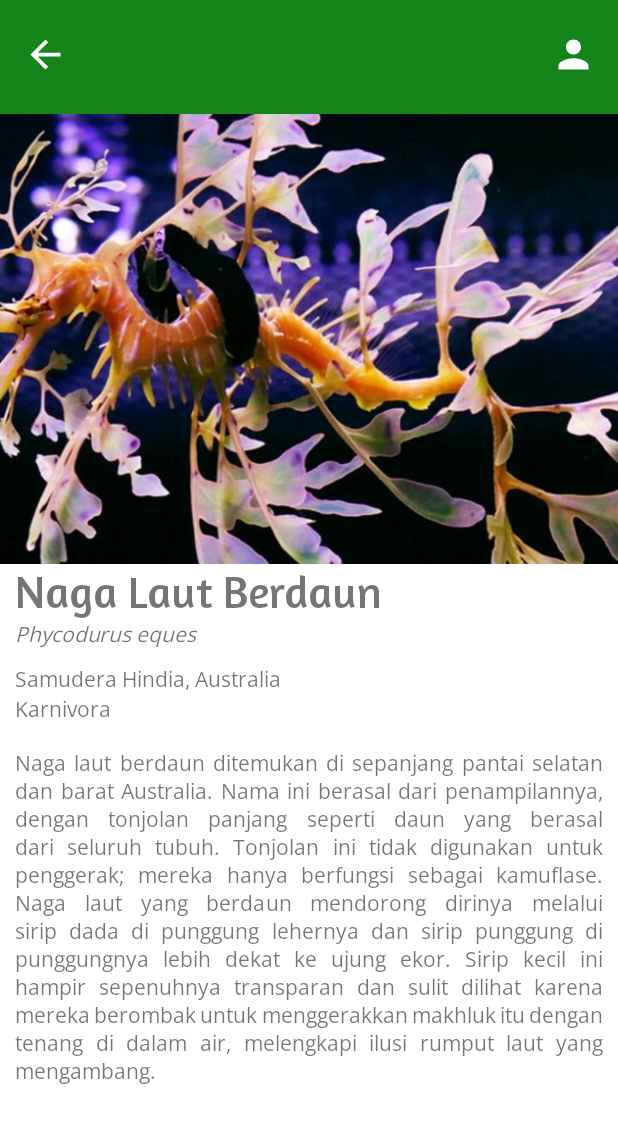
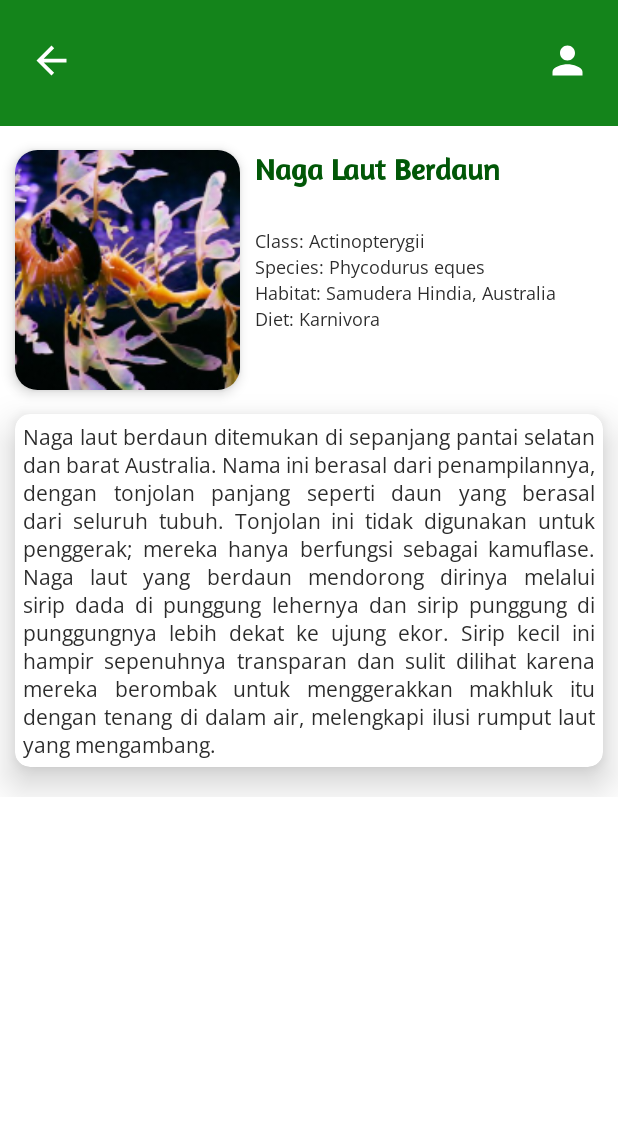
Before and after one commit to bayun2445/Exonimals, an Android app: the screen it shows after launch (DetailActivity), after a tap on "Naga Laut Berdaun", on a phone screen of 412 x 824 dp. Shown: the top 1123 px of the screen. Run offline under Robolectric (Android 15) with nearby library versions, the phone set to English and light mode, and no system bars.

Commit message:
updated component in activity_detail.xml added 'class' in animal data

```diff
--- a/app/build.gradle
+++ b/app/build.gradle
@@ -41,7 +41,6 @@ dependencies {
     implementation 'androidx.recyclerview:recyclerview:1.2.1'
     implementation 'de.hdodenhof:circleimageview:3.1.0'
     implementation 'com.github.bumptech.glide:glide:4.13.2'
-    implementation 'com.squareup.picasso:picasso:2.8'
     testImplementation 'junit:junit:4.13.2'
     androidTestImplementation 'androidx.test.ext:junit:1.1.3'
     androidTestImplementation 'androidx.test.espresso:espresso-core:3.4.0'
--- a/app/src/main/java/com/example/exonimals/Animal.kt
+++ b/app/src/main/java/com/example/exonimals/Animal.kt
@@ -2,6 +2,7 @@ package com.example.exonimals
 
 data class Animal(
     var name: String = "",
+    var classification: String = "",
     var latinName: String = "",
     var habitat: String = "",
     var diet: String = "",
--- a/app/src/main/java/com/example/exonimals/AnimalData.kt
+++ b/app/src/main/java/com/example/exonimals/AnimalData.kt
@@ -12,6 +12,19 @@ object AnimalData {
         "Katak Atelopus",
         "Trenggiling",
         "Rubah Fennec"
+    )
+
+    private val classifications = arrayOf(
+        "Mammalia",
+        "Aves",
+        "Mammalia",
+        "Actinopterygii",
+        "Actinopterygii",
+        "Mammalia",
+        "Mammalia",
+        "Reptilia",
+        "Mammalia",
+        "Mammalia"
     )
 
     private val latinNames = arrayOf(
@@ -66,7 +79,7 @@ object AnimalData {
         "Rubah Fennec ditemukan di seluruh Sahara, dari Maroko dan Mauritania ke Sudan utara, melalui Mesir, Semenanjung Sinai, dan gurun Arava dan Negev di Israel selatan. Ini mendiami bukit pasir kecil dan daerah pasir luas tanpa pohon dekat biaya dengan vegetasi jarang seperti rumput, sedges, dan semak-semak kecil."
     )
 
-    val photos = arrayOf(
+    private val photos = arrayOf(
         R.drawable.kukang,
         R.drawable.bebek_mandarin,
         R.drawable.tapir,
@@ -85,6 +98,7 @@ object AnimalData {
             for (pos in names.indices){
                 val animal = Animal()
                 animal.name = names[pos]
+                animal.classification = classifications[pos]
                 animal.latinName = latinNames[pos]
                 animal.habitat = habitats[pos]
                 animal.diet = diets[pos]
--- a/app/src/main/java/com/example/exonimals/DetailActivity.kt
+++ b/app/src/main/java/com/example/exonimals/DetailActivity.kt
@@ -2,16 +2,13 @@ package com.example.exonimals
 
 import android.content.Intent
 import android.graphics.text.LineBreaker
-import android.os.Build
 import android.os.Bundle
-import androidx.annotation.RequiresApi
 import androidx.appcompat.app.AppCompatActivity
-import com.squareup.picasso.Picasso
+import com.bumptech.glide.Glide
 import kotlinx.android.synthetic.main.activity_detail.*
 
 @Suppress("DEPRECATION")
 class DetailActivity: AppCompatActivity() {
-    @RequiresApi(Build.VERSION_CODES.Q)
     override fun onCreate(savedInstanceState: Bundle?) {
         super.onCreate(savedInstanceState)
         setContentView(R.layout.activity_detail)
@@ -26,17 +23,18 @@ class DetailActivity: AppCompatActivity() {
         val list = AnimalData.listAnimals
         val animal = list[pos]
 
-        Picasso.get()
+        Glide.with(this)
             .load(animal.photo)
-            .fit()
-            .centerCrop()
-            .into(img_detail_animal)
+            .fitCenter()
+            .into(img_detail_photo)
 
         tv_detail_name.text = animal.name
-        tv_detail_latin.text = animal.latinName
-        tv_detail_habitat.text = animal.habitat
-        tv_detail_diet.text = animal.diet
         tv_detail_description.text = animal.description
+        tv_detail_class.text = getString(R.string.class_text, animal.classification)
+        tv_detail_latin.text = getString(R.string.latin_name, animal.latinName)
+        tv_detail_habitat.text = getString(R.string.habitat, animal.habitat)
+        tv_detail_diet.text = getString(R.string.diet, animal.diet)
+
     }
 
     private fun setActionBarButtonsClickListener() {
--- a/app/src/main/java/com/example/exonimals/ListAnimalAdapter.kt
+++ b/app/src/main/java/com/example/exonimals/ListAnimalAdapter.kt
@@ -7,9 +7,6 @@ import android.widget.ImageView
 import android.widget.TextView
 import androidx.recyclerview.widget.RecyclerView
 import com.bumptech.glide.Glide
-import com.bumptech.glide.request.RequestOptions
-import com.bumptech.glide.request.target.Target.SIZE_ORIGINAL
-import com.squareup.picasso.Picasso
 
 class ListAnimalAdapter(private val listAnimal: ArrayList<Animal>): RecyclerView.Adapter<ListAnimalAdapter.ListViewHolder>() {
     private lateinit var clicked: ItemClicked
--- a/app/src/main/res/layout/activity_detail.xml
+++ b/app/src/main/res/layout/activity_detail.xml
@@ -1,10 +1,10 @@
 <?xml version="1.0" encoding="utf-8"?>
 <RelativeLayout xmlns:android="http://schemas.android.com/apk/res/android"
+    xmlns:app="http://schemas.android.com/apk/res-auto"
     xmlns:tools="http://schemas.android.com/tools"
     android:layout_width="match_parent"
     android:layout_height="match_parent"
-    xmlns:app="http://schemas.android.com/apk/res-auto"
-    tools:context=".MainActivity">
+    tools:context=".DetailActivity">
 
     <androidx.constraintlayout.widget.ConstraintLayout
         android:id="@+id/action_top"
@@ -15,87 +15,138 @@
         <ImageButton
             android:id="@+id/btn_back"
             style="@style/Base.Widget.AppCompat.ImageButton.CustomImageButton"
+            android:layout_width="48dp"
+            android:layout_height="48dp"
             android:src="@drawable/ic_baseline_arrow_back_30"
             app:layout_constraintStart_toStartOf="parent"
             app:layout_constraintTop_toTopOf="parent"
-            tools:ignore="ContentDescription" />
+            tools:ignore="ContentDescription,SpeakableTextPresentCheck,SpeakableTextPresentCheck,SpeakableTextPresentCheck" />
 
         <ImageButton
             android:id="@+id/btn_about"
             style="@style/Base.Widget.AppCompat.ImageButton.CustomImageButton"
+            android:layout_width="48dp"
+            android:layout_height="48dp"
             android:src="@drawable/ic_baseline_person_30"
             app:layout_constraintEnd_toEndOf="parent"
             app:layout_constraintTop_toTopOf="parent"
-            tools:ignore="ContentDescription" />
+            tools:ignore="ContentDescription,SpeakableTextPresentCheck,SpeakableTextPresentCheck,SpeakableTextPresentCheck" />
     </androidx.constraintlayout.widget.ConstraintLayout>
 
     <ScrollView
         android:layout_width="match_parent"
         android:layout_height="wrap_content"
-        android:layout_below="@id/action_top">
+        android:layout_below="@id/action_top"
+        android:layout_marginTop="6dp">
 
-        <LinearLayout
+        <androidx.constraintlayout.widget.ConstraintLayout
             android:layout_width="match_parent"
             android:layout_height="wrap_content"
-            android:orientation="vertical"
+            android:clipToPadding="false"
+            android:paddingHorizontal="10dp"
+            android:paddingTop="10dp"
             android:paddingBottom="20dp">
 
-            <ImageView
-                android:id="@+id/img_detail_animal"
-                android:layout_width="match_parent"
-                android:layout_height="300dp"
-                android:src="@drawable/kukang"
-                tools:ignore="ContentDescription"
-                android:scaleType="fitXY"/>
+            <androidx.cardview.widget.CardView
+                android:id="@+id/cv_photo_container"
+                android:layout_width="wrap_content"
+                android:layout_height="wrap_content"
+                app:cardCornerRadius="15dp"
+                app:cardElevation="5dp"
+                app:layout_constraintStart_toStartOf="parent"
+                app:layout_constraintTop_toTopOf="parent">
+
+                <ImageView
+                    android:id="@+id/img_detail_photo"
+                    android:layout_width="150dp"
+                    android:layout_height="160dp"
+                    android:scaleType="centerCrop"
+                    android:src="@drawable/kukang"
+                    tools:ignore="ContentDescription" />
+            </androidx.cardview.widget.CardView>
 
             <LinearLayout
-                android:layout_width="match_parent"
+                android:layout_width="wrap_content"
                 android:layout_height="wrap_content"
+                android:layout_marginStart="10dp"
+                android:maxWidth="135dp"
                 android:orientation="vertical"
-                android:paddingHorizontal="10dp">
+                app:layout_constraintStart_toEndOf="@+id/cv_photo_container"
+                app:layout_constraintTop_toTopOf="parent">
 
                 <TextView
                     android:id="@+id/tv_detail_name"
                     android:layout_width="match_parent"
                     android:layout_height="wrap_content"
+                    android:fontFamily="@font/amaranth"
+                    android:maxWidth="135dp"
                     android:text="@string/animal_name"
-                    android:fontFamily="@font/amaranth"
-                    android:textSize="30sp" />
+                    android:textColor="@color/green_highlight_font"
+                    android:textSize="20sp"
+                    android:textStyle="bold" />
+
+                <TextView
+                    android:id="@+id/tv_detail_class"
+                    android:layout_width="match_parent"
+                    android:layout_height="wrap_content"
+                    android:layout_marginTop="4dp"
+                    android:fontFamily="@font/open_sans_light"
+                    android:text="@string/class_text"
+                    android:textColor="@color/grey_body_font"
+                    android:textSize="12sp" />
 
                 <TextView
                     android:id="@+id/tv_detail_latin"
                     android:layout_width="match_parent"
                     android:layout_height="wrap_content"
                     android:fontFamily="@font/open_sans_light"
-                    android:textStyle="italic"
-                    android:text="@string/latin_name" />
+                    android:text="@string/latin_name"
+                    android:textColor="@color/grey_body_font"
+                    android:textSize="12sp" />
 
                 <TextView
                     android:id="@+id/tv_detail_habitat"
                     android:layout_width="match_parent"
                     android:layout_height="wrap_content"
-                    android:layout_marginTop="10dp"
+                    android:fontFamily="@font/open_sans_light"
                     android:text="@string/habitat"
-                    android:fontFamily="@font/open_sans_light"/>
+                    android:textColor="@color/grey_body_font"
+                    android:textSize="12sp" />
 
                 <TextView
                     android:id="@+id/tv_detail_diet"
                     android:layout_width="match_parent"
                     android:layout_height="wrap_content"
                     android:fontFamily="@font/open_sans_light"
-                    android:text="@string/diet"/>
+                    android:text="@string/diet"
+                    android:textColor="@color/grey_body_font"
+                    android:textSize="12sp" />
+            </LinearLayout>
+
+            <androidx.cardview.widget.CardView
+                android:layout_width="wrap_content"
+                android:layout_height="wrap_content"
+                android:layout_marginTop="16dp"
+                android:clipToPadding="false"
+                app:cardBackgroundColor="@color/white"
+                app:cardCornerRadius="10dp"
+                app:cardElevation="15dp"
+                app:layout_constraintStart_toStartOf="parent"
+                app:layout_constraintTop_toBottomOf="@id/cv_photo_container">
 
                 <TextView
                     android:id="@+id/tv_detail_description"
                     android:layout_width="match_parent"
                     android:layout_height="wrap_content"
-                    android:layout_marginTop="16dp"
+                    android:fontFamily="@font/open_sans_light"
                     android:justificationMode="inter_word"
-                    android:fontFamily="@font/open_sans_light"
-                    android:text="@string/description" />
-            </LinearLayout>
+                    android:padding="5dp"
+                    android:text="@string/description"
+                    android:textColor="@color/grey_body_font" />
+            </androidx.cardview.widget.CardView>
 
-        </LinearLayout>
+
+        </androidx.constraintlayout.widget.ConstraintLayout>
     </ScrollView>
 
 
--- a/app/src/main/res/values/strings.xml
+++ b/app/src/main/res/values/strings.xml
@@ -2,10 +2,11 @@
     <string name="app_name">Exonimals</string>
     <string name="my_name">Bayu Nugroho</string>
     <string name="email">bayun2445@gmail.com</string>
-    <string name="animal_name">AnimalName</string>
+    <string name="animal_name">AnimalNamehauso fgauosgufgouas</string>
     <string name="origin">Origin</string>
-    <string name="latin_name">Latin name</string>
+    <string name="latin_name">Species: %1$s</string>
     <string name="description">Lorem ipsum dolor sit amet, consectetur adipiscing elit. Maecenas lobortis felis vitae ultricies pharetra. Praesent rhoncus dapibus pharetra. Etiam finibus justo sed consequat ullamcorper. Fusce lobortis orci eu vulputate porta. Maecenas id molestie eros, congue dictum nisl. Praesent volutpat ornare nulla, eu tincidunt urna aliquam nec. Proin mattis ut odio sit amet pulvinar. Morbi egestas consequat velit id consectetur. Vivamus scelerisque ipsum eu luctus feugiat.</string>
-    <string name="habitat">Habitat: Asia Tenggara</string>
-    <string name="diet">Omnivora</string>
+    <string name="habitat">Habitat: %1$s</string>
+    <string name="diet">Diet: %1$s</string>
+    <string name="class_text">Class: %1$s</string>
 </resources>
```
